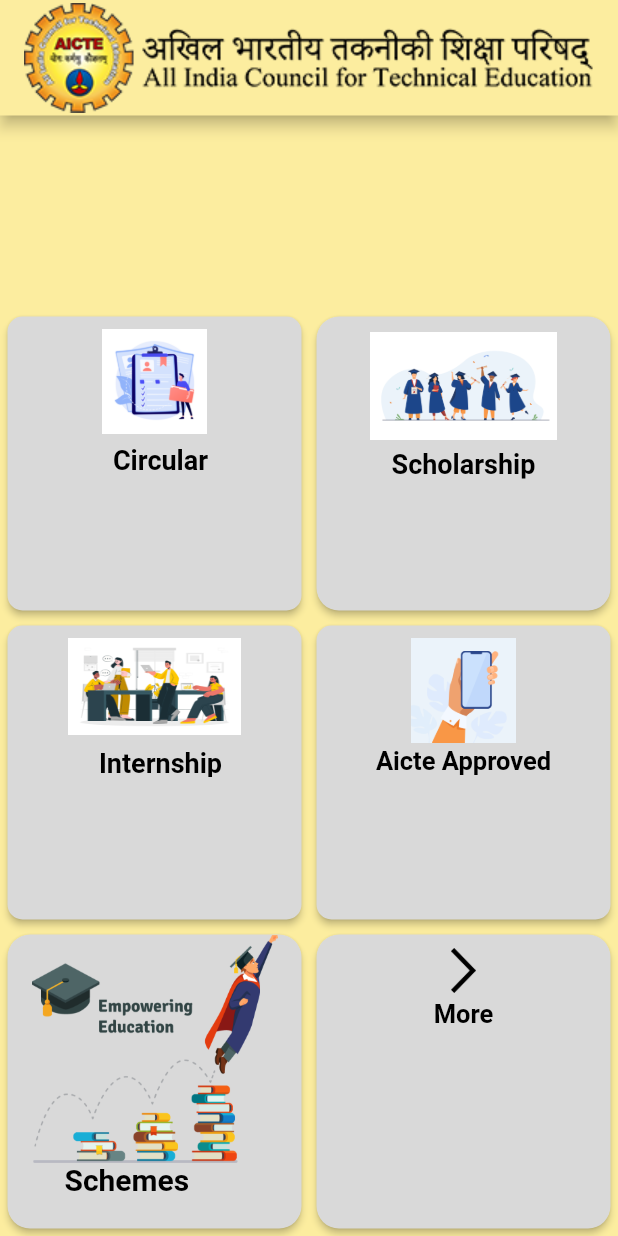
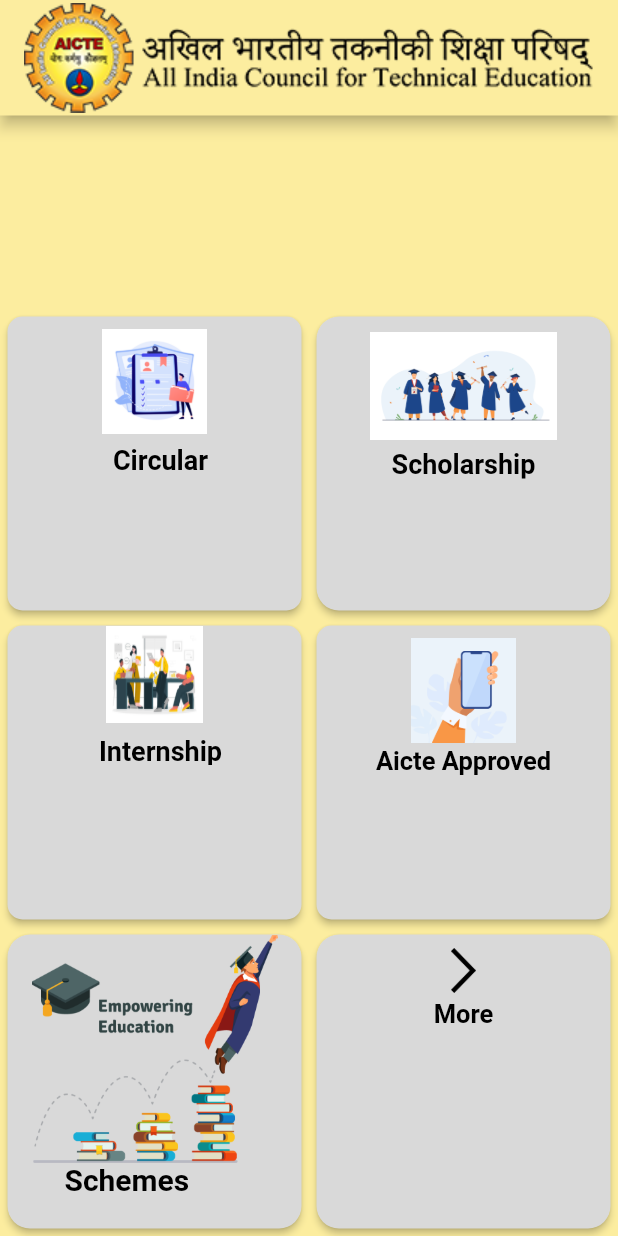
Before and after one commit to mehtachandrashekhar/AICTE---APP, a Flutter app: the screen it shows after launch, on a phone screen of 412 x 824 dp. Run offline on Flutter 3.47's test engine with Material 2 defaults, Android fonts, the phone set to English and light mode, and no system bars; our stand-ins replace animated_splash_screen, carousel_slider, connectivity, hexcolor, webview_flutter; Roboto replaces fonts that are missing (Ubuntu).

Commit message:
changed styling

```diff
--- a/lib/pages/HomePage.dart
+++ b/lib/pages/HomePage.dart
@@ -187,9 +187,9 @@
                       children: [
                         //for image
                         Container(
-                          margin: EdgeInsets.only(top:8),
+                          margin: EdgeInsets.only(),
                           height: 65,
-                          width: 115,
+                          width: 65,
                           // color: Colors.yellow,
                           child:
                           Image.asset("assets/images/internship.png",
@@ -235,7 +235,7 @@
                     ),
 
                     onPressed: () async {
-                      //foe check internet Conection
+                      //foe check internet Connection
                       final internetConnection =
                       await Connectivity().checkConnectivity();
                       checkInternetConnection(
```
